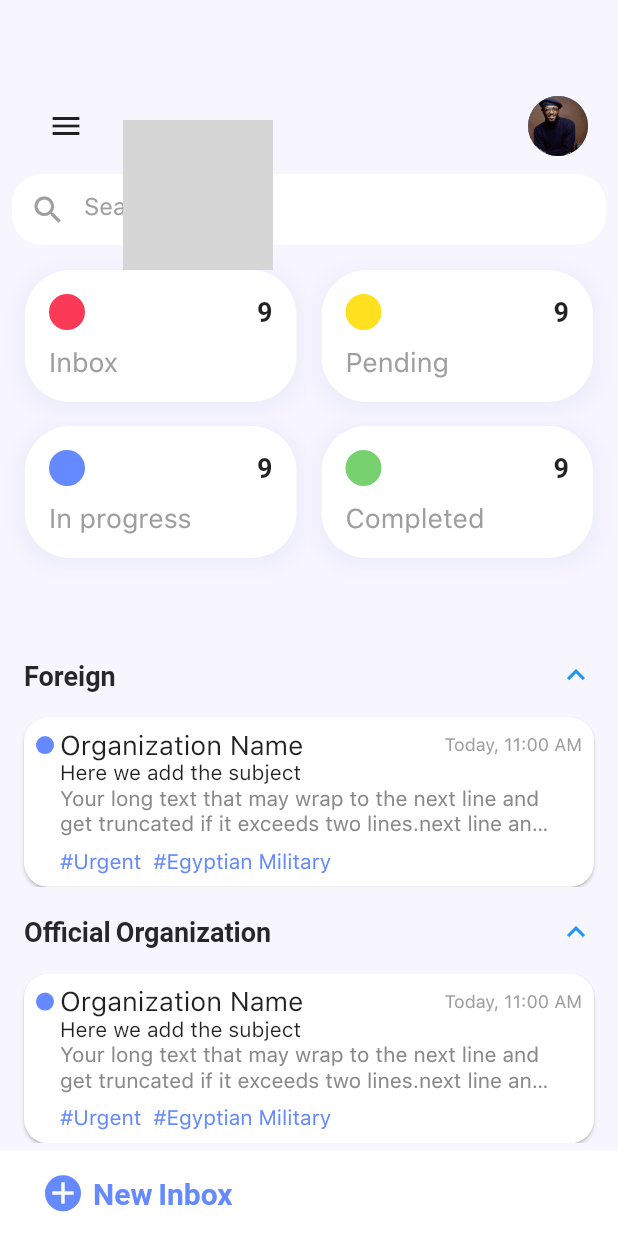
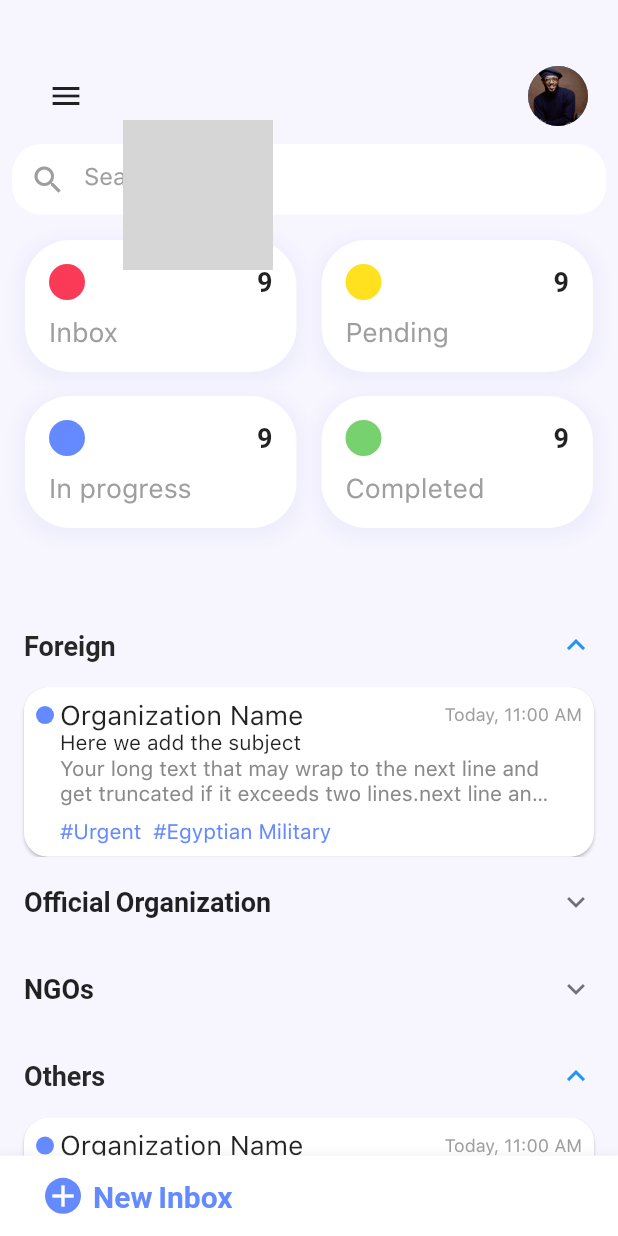
Before and after one commit to yehya-s-ashour/final_projectt, a Flutter app: the MainPage screen opened directly, after a tap on the "menu" icon, after a tap on the "arrow back ios" icon, after a tap on "User management", on a phone screen of 412 x 824 dp. Run offline on Flutter 3.47's test engine with Material 2 defaults, Android fonts, the phone set to English and light mode, and no system bars; our stand-ins replace icons_plus, shared_preferences; accounts and stored records are empty; grey boxes are pictures that could not be loaded.

Commit message:
second refactor home

```diff
--- a/lib/Screens/home.dart
+++ b/lib/Screens/home.dart
@@ -4,6 +4,7 @@ import 'package:final_projectt/core/widgets/custom_box.dart';
 import 'package:flutter/material.dart';
 
 import '../core/widgets/custom_tag.dart';
+import '../core/widgets/my_fab.dart';
 
 class HomeScreen extends StatefulWidget {
   const HomeScreen({super.key});
@@ -18,6 +19,10 @@ class _HomeScreenState extends State<HomeScreen> {
   double yoffset = 0;
   double scalefactor = 1;
   bool isdraweropen = false;
+  double blurRadius = 10;
+  double spreadRadius = 2.0;
+  double dx = 0.0;
+  double dy = 10.0;
   @override
   Widget build(BuildContext context) {
     return AnimatedContainer(
@@ -30,13 +35,16 @@ class _HomeScreenState extends State<HomeScreen> {
         borderRadius: BorderRadius.circular(isdraweropen ? 20 : 0),
         color: backGroundColor,
       ),
-      child: SingleChildScrollView(
-        physics: BouncingScrollPhysics(),
+      child: Stack(
+        alignment: Alignment.bottomCenter,
+        children: [
+          SingleChildScrollView(
+            physics: const BouncingScrollPhysics(),
             child: Column(
               crossAxisAlignment: CrossAxisAlignment.start,
               children: [
                 const SizedBox(
-              height: 60,
+                  height: 40,
                 ),
                 Container(
                   margin: const EdgeInsets.symmetric(horizontal: 20),
@@ -51,6 +59,10 @@ class _HomeScreenState extends State<HomeScreen> {
                                   yoffset = 0;
                                   scalefactor = 1;
                                   isdraweropen = false;
+                                  blurRadius = 10;
+                                  spreadRadius = 2.0;
+                                  dx = 0.0;
+                                  dy = 10.0;
                                 });
                               },
                               icon: const Icon(Icons.arrow_back_ios))
@@ -62,6 +74,10 @@ class _HomeScreenState extends State<HomeScreen> {
                                   yoffset = 90;
                                   scalefactor = 0.8;
                                   isdraweropen = true;
+                                  blurRadius = 0.0;
+                                  spreadRadius = 0.0;
+                                  dx = 0.0;
+                                  dy = 0.0;
                                 });
                               },
                             ),
@@ -101,14 +117,17 @@ class _HomeScreenState extends State<HomeScreen> {
                   mainAxisAlignment: MainAxisAlignment.spaceEvenly,
                   children: [
                     customBox(color: inboxColor, number: "9", title: "Inbox"),
-                customBox(color: pendingColor, number: "9", title: "Pending")
+                    customBox(
+                        color: pendingColor, number: "9", title: "Pending")
                   ],
                 ),
                 Row(
                   mainAxisAlignment: MainAxisAlignment.spaceEvenly,
                   children: [
                     customBox(
-                    color: inProgressColor, number: "9", title: "In progress"),
+                        color: inProgressColor,
+                        number: "9",
+                        title: "In progress"),
                     customBox(
                         color: completedColor, number: "9", title: "Completed")
                   ],
@@ -117,16 +136,17 @@ class _HomeScreenState extends State<HomeScreen> {
                   height: MediaQuery.of(context).size.height * 0.05,
                 ),
                 Theme(
-              data:
-                  Theme.of(context).copyWith(dividerColor: Colors.transparent),
+                  data: Theme.of(context)
+                      .copyWith(dividerColor: Colors.transparent),
                   child: ExpansionTile(
                     // childrenPadding: EdgeInsetsDirectional.only(bottom: 15),
                     textColor: const Color(0xff272727),
                     tilePadding: const EdgeInsets.symmetric(horizontal: 16),
-                initiallyExpanded: true,
+                    initiallyExpanded: false,
                     title: const Text(
                       'Foreign ',
-                  style: TextStyle(fontSize: 18, fontWeight: FontWeight.bold),
+                      style:
+                          TextStyle(fontSize: 18, fontWeight: FontWeight.bold),
                     ),
                     children: <Widget>[
                       myCustomCard(),
@@ -134,43 +154,46 @@ class _HomeScreenState extends State<HomeScreen> {
                   ),
                 ),
                 Theme(
-              data:
-                  Theme.of(context).copyWith(dividerColor: Colors.transparent),
+                  data: Theme.of(context)
+                      .copyWith(dividerColor: Colors.transparent),
                   child: ExpansionTile(
                     textColor: const Color(0xff272727),
                     tilePadding: const EdgeInsets.symmetric(horizontal: 16),
-                initiallyExpanded: true,
+                    initiallyExpanded: false,
                     title: const Text(
                       'Official Organization',
-                  style: TextStyle(fontSize: 18, fontWeight: FontWeight.bold),
+                      style:
+                          TextStyle(fontSize: 18, fontWeight: FontWeight.bold),
                     ),
                     children: <Widget>[myCustomCard()],
                   ),
                 ),
                 Theme(
-              data:
-                  Theme.of(context).copyWith(dividerColor: Colors.transparent),
+                  data: Theme.of(context)
+                      .copyWith(dividerColor: Colors.transparent),
                   child: ExpansionTile(
                     textColor: const Color(0xff272727),
                     tilePadding: const EdgeInsets.symmetric(horizontal: 16),
                     initiallyExpanded: false,
                     title: const Text(
                       'NGOs',
-                  style: TextStyle(fontSize: 18, fontWeight: FontWeight.bold),
+                      style:
+                          TextStyle(fontSize: 18, fontWeight: FontWeight.bold),
                     ),
                     children: <Widget>[myCustomCard()],
                   ),
                 ),
                 Theme(
-              data:
-                  Theme.of(context).copyWith(dividerColor: Colors.transparent),
+                  data: Theme.of(context)
+                      .copyWith(dividerColor: Colors.transparent),
                   child: ExpansionTile(
                     textColor: const Color(0xff272727),
                     tilePadding: const EdgeInsets.symmetric(horizontal: 16),
                     initiallyExpanded: true,
                     title: const Text(
                       'Others ',
-                  style: TextStyle(fontSize: 18, fontWeight: FontWeight.bold),
+                      style:
+                          TextStyle(fontSize: 18, fontWeight: FontWeight.bold),
                     ),
                     children: <Widget>[myCustomCard()],
                   ),
@@ -198,11 +221,51 @@ class _HomeScreenState extends State<HomeScreen> {
                   ]),
                 ),
                 SizedBox(
-              height: 60,
+                  height: MediaQuery.of(context).size.height * 0.06,
                 )
               ],
             ),
           ),
+          GestureDetector(
+            onTap: () {
+              showModalBottomSheet(
+                clipBehavior: Clip.hardEdge,
+                isScrollControlled: true,
+                context: context,
+                shape: const RoundedRectangleBorder(
+                    borderRadius: BorderRadius.vertical(
+                  top: Radius.circular(25.0),
+                )),
+                builder: (BuildContext context) {
+                  return StatefulBuilder(
+                      builder: (BuildContext context, StateSetter setState) {
+                    return SizedBox(
+                      height: MediaQuery.of(context).size.height - 30,
+                    );
+                  });
+                },
+              ).whenComplete(() {
+                setState(() {
+                  xoffset = 0;
+                  yoffset = 0;
+                  scalefactor = 1;
+                });
+              });
+              setState(() {
+                xoffset = MediaQuery.of(context).size.width * 0.12;
+                yoffset = 20;
+                scalefactor = 0.8;
+              });
+            },
+            child: MyFab(
+              blurRadius: blurRadius,
+              spreadRadius: spreadRadius,
+              dx: dx,
+              dy: dy,
+            ),
+          ),
+        ],
+      ),
     );
   }
 }
--- a/lib/Screens/main_screen.dart
+++ b/lib/Screens/main_screen.dart
@@ -1,4 +1,3 @@
-import 'package:final_projectt/core/widgets/my_fab.dart';
 import 'package:flutter/material.dart';
 
 import 'drawer_screen.dart';
@@ -14,8 +13,6 @@ class MainPage extends StatelessWidget {
         DrawerScreen(),
         HomeScreen(),
       ]),
-      floatingActionButtonLocation: FloatingActionButtonLocation.centerDocked,
-      floatingActionButton: MyFab(),
     );
   }
 }
--- a/lib/core/widgets/my_fab.dart
+++ b/lib/core/widgets/my_fab.dart
@@ -1,8 +1,20 @@
-import 'package:final_projectt/core/util/constants/colors.dart';
+// ignore_for_file: public_member_api_docs, sort_constructors_first, must_be_immutable
 import 'package:flutter/material.dart';
 
+import 'package:final_projectt/core/util/constants/colors.dart';
+
 class MyFab extends StatefulWidget {
-  const MyFab({super.key});
+  double blurRadius;
+  double spreadRadius;
+  double dx;
+  double dy;
+  MyFab({
+    Key? key,
+    required this.blurRadius,
+    required this.spreadRadius,
+    required this.dx,
+    required this.dy,
+  }) : super(key: key);
 
   @override
   State<MyFab> createState() => _MyFabState();
@@ -11,29 +23,20 @@ class MyFab extends StatefulWidget {
 class _MyFabState extends State<MyFab> {
   @override
   Widget build(BuildContext context) {
-    return GestureDetector(
-      onTap: () {
-        showModalBottomSheet(
-            clipBehavior: Clip.hardEdge,
-            isScrollControlled: true,
-            context: context,
-            shape: const RoundedRectangleBorder(
-                borderRadius: BorderRadius.vertical(
-              top: Radius.circular(25.0),
-            )),
-            builder: (BuildContext context) {
-              return StatefulBuilder(
-                  builder: (BuildContext context, StateSetter setState) {
-                return SizedBox(
-                  height: 700,
-                );
-              });
-            });
-      },
-      child: Container(
-        height: 57,
+    return Container(
+      height: MediaQuery.of(context).size.height * 0.065,
       padding: const EdgeInsetsDirectional.only(start: 30.0),
+      decoration: BoxDecoration(
+        boxShadow: [
+          BoxShadow(
+            color: Colors.grey,
+            blurRadius: widget.blurRadius,
+            spreadRadius: widget.spreadRadius,
+            offset: Offset(widget.dx, widget.dy),
+          ),
+        ],
         color: boxColor,
+      ),
       child: Row(
         children: [
           Container(
@@ -59,7 +62,6 @@ class _MyFabState extends State<MyFab> {
           )
         ],
       ),
-      ),
     );
   }
 }
```
Lines whose indentation alone changed are shown as unchanged.
